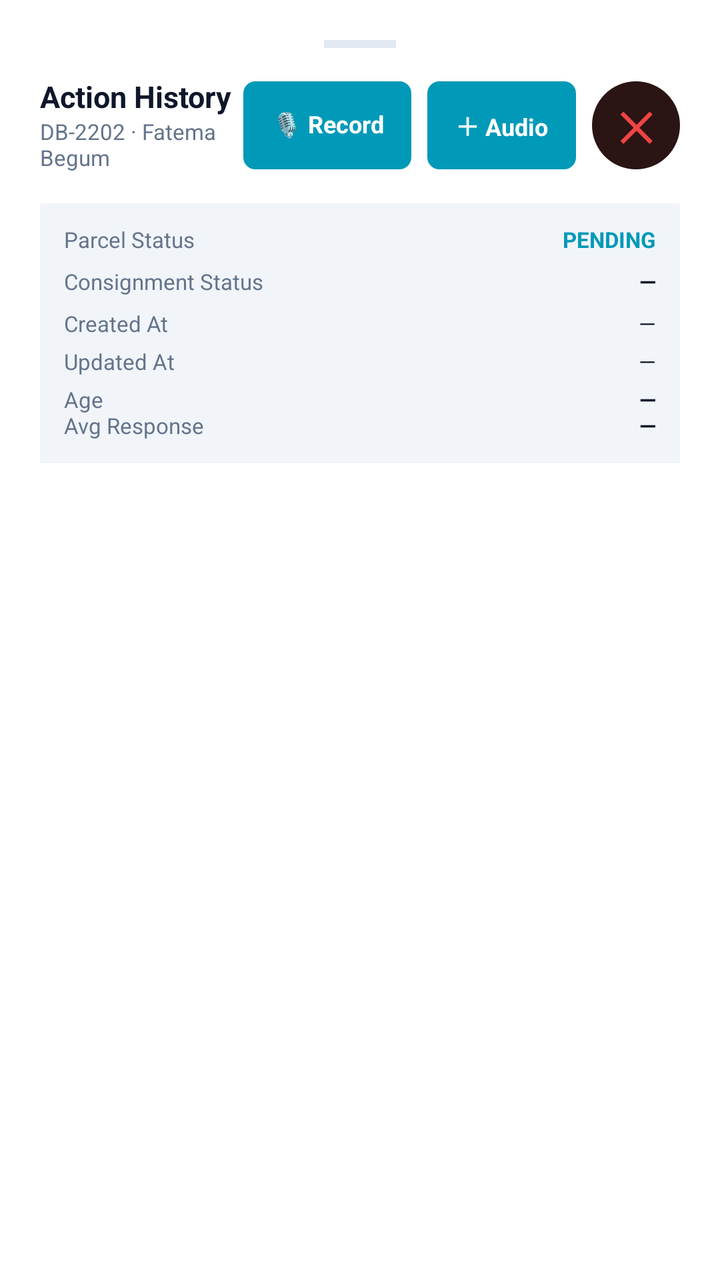
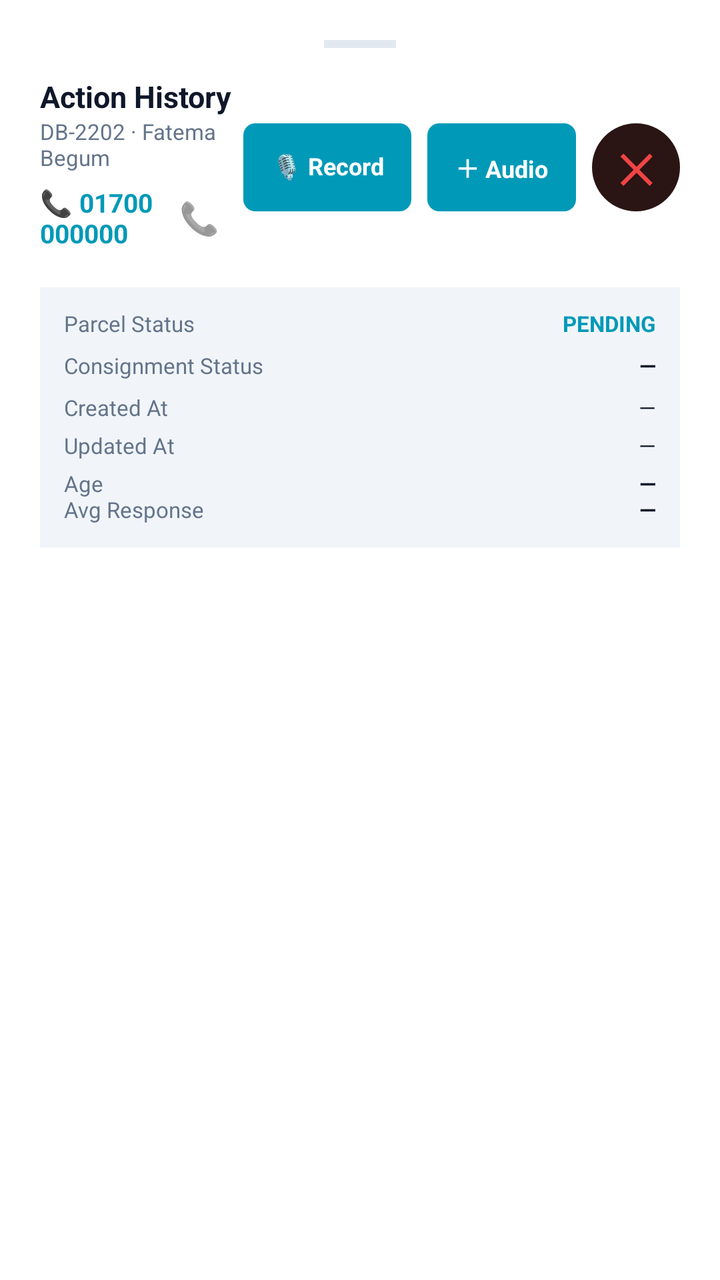

Before-and-after screenshots of an Android layout around one commit, followed by the original layout XML and the change that was made.
<!-- AndroidManifest.xml: application theme Theme.DataBridge -->
<!-- res/layout/bottom_sheet_action_history.xml -->
<?xml version="1.0" encoding="utf-8"?>
<LinearLayout xmlns:android="http://schemas.android.com/apk/res/android"
    android:layout_width="match_parent"
    android:layout_height="wrap_content"
    android:orientation="vertical"
    android:background="@color/theme_bg_card"
    android:padding="20dp"
    android:paddingBottom="32dp"
    android:maxHeight="500dp">

    <View
        android:layout_width="36dp"
        android:layout_height="4dp"
        android:layout_gravity="center"
        android:background="@color/theme_border"
        android:layout_marginBottom="16dp" />

    <LinearLayout
        android:layout_width="match_parent"
        android:layout_height="wrap_content"
        android:orientation="horizontal"
        android:gravity="center_vertical"
        android:layout_marginBottom="16dp">

        <LinearLayout
            android:layout_width="0dp"
            android:layout_height="wrap_content"
            android:layout_weight="1"
            android:orientation="vertical">

            <TextView
                android:id="@+id/twHistoryTitle"
                android:layout_width="wrap_content"
                android:layout_height="wrap_content"
                android:text="Action History"
                android:textSize="15sp"
                android:textColor="@color/theme_text_primary"
                android:textStyle="bold"
                android:includeFontPadding="false" />

            <TextView
                android:id="@+id/twHistorySub"
                android:layout_width="wrap_content"
                android:layout_height="wrap_content"
                android:text="DB-2202 · Fatema Begum"
                android:textSize="11sp"
                android:textColor="@color/theme_text_secondary"
                android:layout_marginTop="2dp"
                android:includeFontPadding="false" />
        </LinearLayout>

        <TextView
            android:id="@+id/btnHistoryRecord"
            android:layout_width="wrap_content"
            android:layout_height="44dp"
            android:text="🎙 Record"
            android:textSize="12sp"
            android:textStyle="bold"
            android:textColor="@android:color/white"
            android:gravity="center"
            android:paddingStart="14dp"
            android:paddingEnd="14dp"
            android:background="@drawable/bg_journey_square_button"
            android:clickable="true"
            android:focusable="true"
            android:layout_marginEnd="8dp"
            android:includeFontPadding="false" />

        <TextView
            android:id="@+id/btnHistoryAddAudio"
            android:layout_width="wrap_content"
            android:layout_height="44dp"
            android:text="＋ Audio"
            android:textSize="12sp"
            android:textStyle="bold"
            android:textColor="@android:color/white"
            android:gravity="center"
            android:paddingStart="14dp"
            android:paddingEnd="14dp"
            android:background="@drawable/bg_journey_square_button"
            android:clickable="true"
            android:focusable="true"
            android:layout_marginEnd="8dp"
            android:includeFontPadding="false" />

        <TextView
            android:id="@+id/btnHistoryClose"
            android:layout_width="44dp"
            android:layout_height="44dp"
            android:text="✕"
            android:textSize="20sp"
            android:textStyle="bold"
            android:textColor="#EF4444"
            android:gravity="center"
            android:background="@drawable/bg_close_button_red"
            android:clickable="true"
            android:focusable="true"
            android:includeFontPadding="false" />
    </LinearLayout>

    
    <LinearLayout
        android:id="@+id/layoutHistoryOverview"
        android:layout_width="match_parent"
        android:layout_height="wrap_content"
        android:orientation="vertical"
        android:background="@color/theme_bg_inner"
        android:padding="12dp"
        android:layout_marginBottom="14dp">

        <LinearLayout
            android:layout_width="match_parent"
            android:layout_height="wrap_content"
            android:orientation="horizontal"
            android:gravity="center_vertical"
            android:layout_marginBottom="8dp">
            <TextView
                android:layout_width="0dp"
                android:layout_height="wrap_content"
                android:layout_weight="1"
                android:text="Parcel Status"
                android:textSize="11sp"
                android:textColor="@color/theme_text_secondary"
                android:includeFontPadding="false" />
            <TextView
                android:id="@+id/twOverviewStatus"
                android:layout_width="wrap_content"
                android:layout_height="wrap_content"
                android:text="PENDING"
                android:textSize="11sp"
                android:textStyle="bold"
                android:textColor="@color/theme_accent"
                android:includeFontPadding="false" />
        </LinearLayout>

        <LinearLayout
            android:id="@+id/layoutOverviewConsignment"
            android:layout_width="match_parent"
            android:layout_height="wrap_content"
            android:orientation="horizontal"
            android:gravity="center_vertical"
            android:layout_marginBottom="8dp">
            <TextView
                android:layout_width="0dp"
                android:layout_height="wrap_content"
                android:layout_weight="1"
                android:text="Consignment Status"
                android:textSize="11sp"
                android:textColor="@color/theme_text_secondary"
                android:includeFontPadding="false" />
            <TextView
                android:id="@+id/twOverviewConsignmentStatus"
                android:layout_width="wrap_content"
                android:layout_height="wrap_content"
                android:text="—"
                android:textSize="11sp"
                android:textStyle="bold"
                android:textColor="@color/theme_text_primary"
                android:includeFontPadding="false" />
        </LinearLayout>

        <LinearLayout
            android:id="@+id/layoutOverviewScheduled"
            android:layout_width="match_parent"
            android:layout_height="wrap_content"
            android:orientation="horizontal"
            android:gravity="center_vertical"
            android:layout_marginBottom="8dp"
            android:visibility="gone">
            <TextView
                android:layout_width="0dp"
                android:layout_height="wrap_content"
                android:layout_weight="1"
                android:text="📅 Scheduled"
                android:textSize="11sp"
                android:textColor="@color/theme_text_secondary"
                android:includeFontPadding="false" />
            <TextView
                android:id="@+id/twOverviewScheduled"
                android:layout_width="wrap_content"
                android:layout_height="wrap_content"
                android:text="—"
                android:textSize="11sp"
                android:textStyle="bold"
                android:textColor="@color/theme_text_primary"
                android:includeFontPadding="false" />
        </LinearLayout>

        <LinearLayout
            android:layout_width="match_parent"
            android:layout_height="wrap_content"
            android:orientation="horizontal"
            android:gravity="center_vertical"
            android:layout_marginBottom="6dp">
            <TextView
                android:layout_width="0dp"
                android:layout_height="wrap_content"
                android:layout_weight="1"
                android:text="Created At"
                android:textSize="11sp"
                android:textColor="@color/theme_text_secondary"
                android:includeFontPadding="false" />
            <TextView
                android:id="@+id/twOverviewCreatedAt"
                android:layout_width="wrap_content"
                android:layout_height="wrap_content"
                android:text="—"
                android:textSize="11sp"
                android:textColor="@color/theme_text_primary"
                android:includeFontPadding="false" />
        </LinearLayout>

        <LinearLayout
            android:layout_width="match_parent"
            android:layout_height="wrap_content"
            android:orientation="horizontal"
            android:gravity="center_vertical"
            android:layout_marginBottom="6dp">
            <TextView
                android:layout_width="0dp"
                android:layout_height="wrap_content"
                android:layout_weight="1"
                android:text="Updated At"
                android:textSize="11sp"
                android:textColor="@color/theme_text_secondary"
                android:includeFontPadding="false" />
            <TextView
                android:id="@+id/twOverviewUpdatedAt"
                android:layout_width="wrap_content"
                android:layout_height="wrap_content"
                android:text="—"
                android:textSize="11sp"
                android:textColor="@color/theme_text_primary"
                android:includeFontPadding="false" />
        </LinearLayout>

        <LinearLayout
            android:layout_width="match_parent"
            android:layout_height="wrap_content"
            android:orientation="horizontal"
            android:gravity="center_vertical">
            <TextView
                android:layout_width="0dp"
                android:layout_height="wrap_content"
                android:layout_weight="1"
                android:text="Age"
                android:textSize="11sp"
                android:textColor="@color/theme_text_secondary"
                android:includeFontPadding="false" />
            <TextView
                android:id="@+id/twOverviewAge"
                android:layout_width="wrap_content"
                android:layout_height="wrap_content"
                android:text="—"
                android:textSize="11sp"
                android:textStyle="bold"
                android:textColor="@color/theme_text_primary"
                android:includeFontPadding="false" />
        </LinearLayout>

        <LinearLayout
            android:layout_width="match_parent"
            android:layout_height="wrap_content"
            android:orientation="horizontal"
            android:gravity="center_vertical">
            <TextView
                android:layout_width="0dp"
                android:layout_height="wrap_content"
                android:layout_weight="1"
                android:text="Avg Response"
                android:textSize="11sp"
                android:textColor="@color/theme_text_secondary"
                android:includeFontPadding="false" />
            <TextView
                android:id="@+id/twOverviewAvgResponse"
                android:layout_width="wrap_content"
                android:layout_height="wrap_content"
                android:text="—"
                android:textSize="11sp"
                android:textStyle="bold"
                android:textColor="@color/theme_text_primary"
                android:includeFontPadding="false" />
        </LinearLayout>
    </LinearLayout>

    <LinearLayout
        android:id="@+id/layoutHistoryLoading"
        android:layout_width="match_parent"
        android:layout_height="96dp"
        android:gravity="center"
        android:orientation="vertical"
        android:visibility="gone">

        <ProgressBar
            android:id="@+id/pbHistoryLoading"
            android:layout_width="32dp"
            android:layout_height="32dp"
            android:indeterminate="true" />

        <TextView
            android:id="@+id/twHistoryLoadingLabel"
            android:layout_width="wrap_content"
            android:layout_height="wrap_content"
            android:layout_marginTop="10dp"
            android:text="Loading history..."
            android:textColor="@color/theme_text_secondary"
            android:textSize="12sp"
            android:includeFontPadding="false" />

        <TextView
            android:id="@+id/btnHistoryRetry"
            android:layout_width="wrap_content"
            android:layout_height="wrap_content"
            android:layout_marginTop="10dp"
            android:paddingStart="16dp"
            android:paddingEnd="16dp"
            android:paddingTop="8dp"
            android:paddingBottom="8dp"
            android:text="↻ Tap to retry"
            android:textColor="@android:color/white"
            android:textSize="12sp"
            android:textStyle="bold"
            android:background="@drawable/bg_journey_square_button"
            android:clickable="true"
            android:focusable="true"
            android:visibility="gone"
            android:includeFontPadding="false" />
    </LinearLayout>

    <ScrollView
        android:id="@+id/scrollHistoryTimeline"
        android:layout_width="match_parent"
        android:layout_height="wrap_content"
        android:fillViewport="true">

        <LinearLayout
            android:id="@+id/layoutTimeline"
            android:layout_width="match_parent"
            android:layout_height="wrap_content"
            android:orientation="vertical" />
    </ScrollView>

</LinearLayout>
<!-- resources referenced by this layout -->
<resources>
  <color name="theme_accent">#0099b8</color>
  <color name="theme_bg_card">#ffffff</color>
  <color name="theme_bg_inner">#f1f5f9</color>
  <color name="theme_border">#e2e8f0</color>
  <color name="theme_text_primary">#0f172a</color>
  <color name="theme_text_secondary">#64748b</color>
  <!-- drawable bg_close_button_red (drawable) -->
  <?xml version="1.0" encoding="utf-8"?>
  <shape xmlns:android="http://schemas.android.com/apk/res/android"
      android:shape="oval">
      <solid android:color="#2A1414" />
  </shape>
  <!-- drawable bg_journey_square_button (drawable) -->
  <?xml version="1.0" encoding="utf-8"?>
  <shape xmlns:android="http://schemas.android.com/apk/res/android"
      android:shape="rectangle">
      <solid android:color="@color/theme_accent" />
      <corners android:radius="6dp" />
  </shape>
  <style name="Theme.DataBridge" parent="Theme.MaterialComponents.DayNight.NoActionBar">
      <item name="colorPrimary">#00d4ff</item>
      <item name="colorPrimaryVariant">#16213e</item>
      <item name="colorOnPrimary">#ffffff</item>
      <item name="colorSecondary">#00d4ff</item>
      <item name="android:statusBarColor">#1a1a2e</item>
  </style>
</resources>

<!-- the commit's change to res/layout/bottom_sheet_action_history.xml (unified diff, before → after) -->
@@ -47,6 +47,37 @@
                 android:textColor="@color/theme_text_secondary"
                 android:layout_marginTop="2dp"
                 android:includeFontPadding="false" />
+
+            <LinearLayout
+                android:layout_width="match_parent"
+                android:layout_height="wrap_content"
+                android:orientation="horizontal"
+                android:gravity="center_vertical"
+                android:layout_marginTop="6dp">
+
+                <TextView
+                    android:id="@+id/twHistoryPhone"
+                    android:layout_width="0dp"
+                    android:layout_height="wrap_content"
+                    android:layout_weight="1"
+                    android:text="📞 01700000000"
+                    android:textSize="13sp"
+                    android:textStyle="bold"
+                    android:textColor="@color/theme_accent"
+                    android:includeFontPadding="false" />
+
+                <TextView
+                    android:id="@+id/btnHistoryDial"
+                    android:layout_width="44dp"
+                    android:layout_height="36dp"
+                    android:text="📞"
+                    android:textSize="16sp"
+                    android:gravity="center"
+                    android:clickable="true"
+                    android:focusable="true"
+                    android:background="?attr/selectableItemBackgroundBorderless"
+                    android:includeFontPadding="false" />
+            </LinearLayout>
         </LinearLayout>
 
         <TextView
